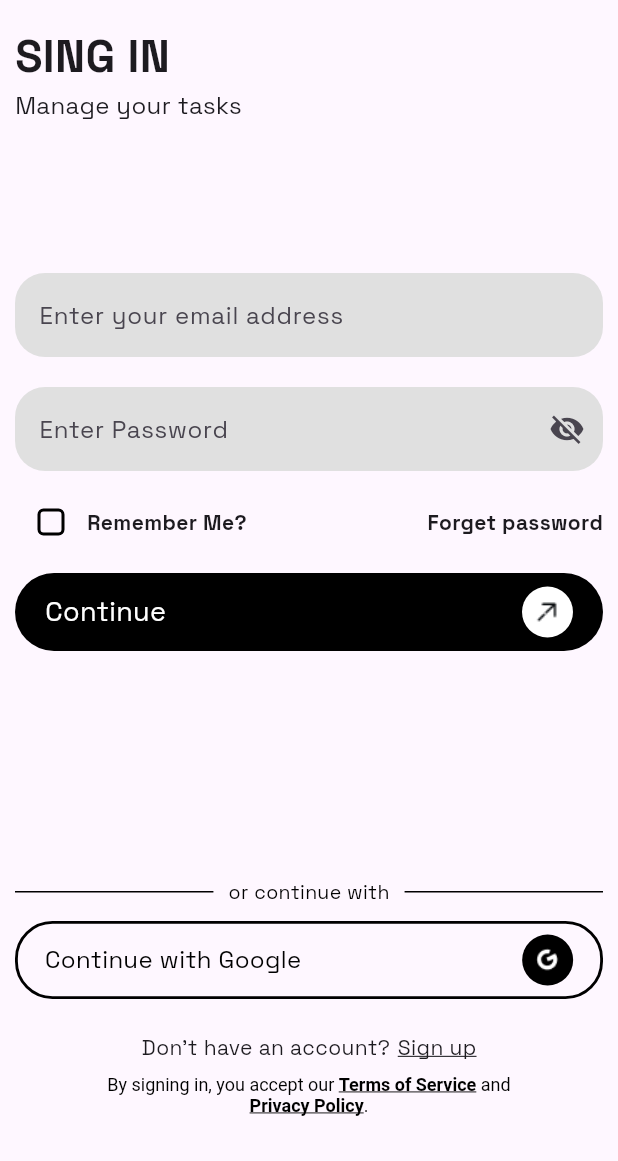
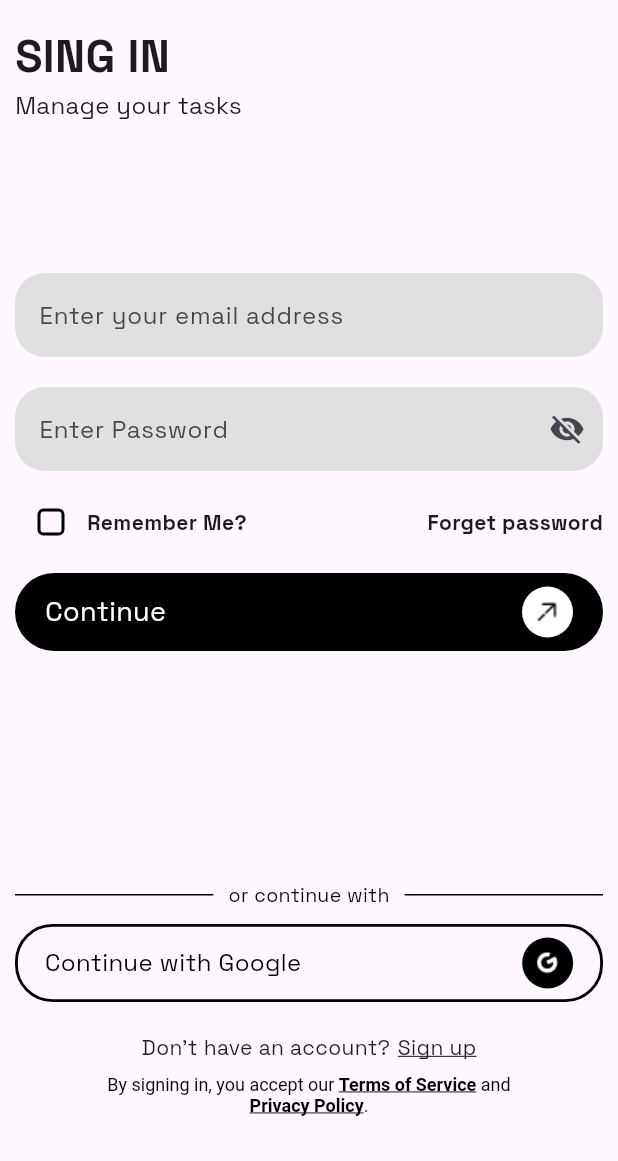
Before and after one commit to kaomeyly/Test-Api-Flutter, a Flutter app: the screen it shows after launch, on a phone screen of 412 x 824 dp, the part 75-1236 px from its top. Run offline on Flutter 3.47's test engine with Material 3 defaults, Android fonts, the phone set to English and light mode, and no system bars; our stand-ins replace dio, get, get_storage, google_fonts, image_picker, pretty_dio_logger and 1 more; missing offline and left inert: contentsize_tabbarview; accounts and stored records are empty.

Commit message:
Your commit message

```diff
--- a/lib/screens/login_screen/login_screen_view.dart
+++ b/lib/screens/login_screen/login_screen_view.dart
@@ -185,7 +185,7 @@ class LoginScreenView extends GetView<LoginScreenController> {
                 ),
               ),
             ),
-            SizedBox(height: 22),
+            SizedBox(height: 20),
             Column(
               crossAxisAlignment: CrossAxisAlignment.center,
               children: [
--- a/lib/screens/profile_screen/profile_screen_view.dart
+++ b/lib/screens/profile_screen/profile_screen_view.dart
@@ -133,7 +133,7 @@ class ProfileScreenView extends GetView<ProfileScreenViewController> {
               subtitle: "Change your password",
               onTap: () => _showChangePasswordDialog(),
             ),
-            const SizedBox(height: 25),
+            const SizedBox(height: 22),
 
             // LOGOUT
             _sectionLabel("ACCOUNT"),
```
